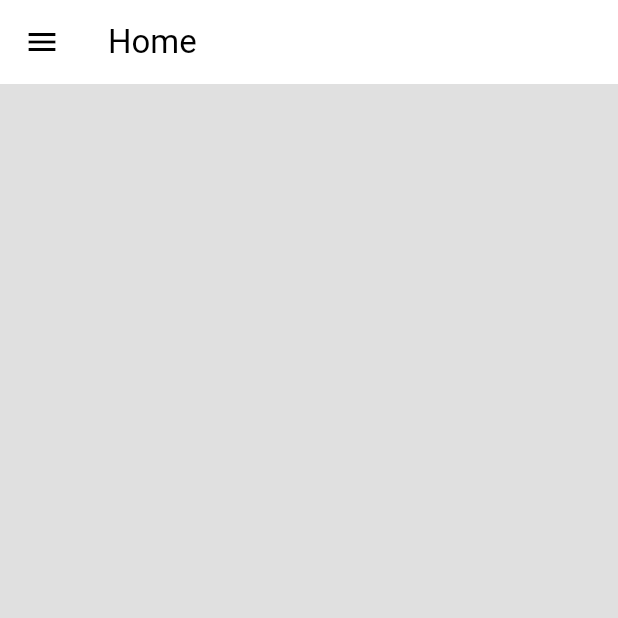
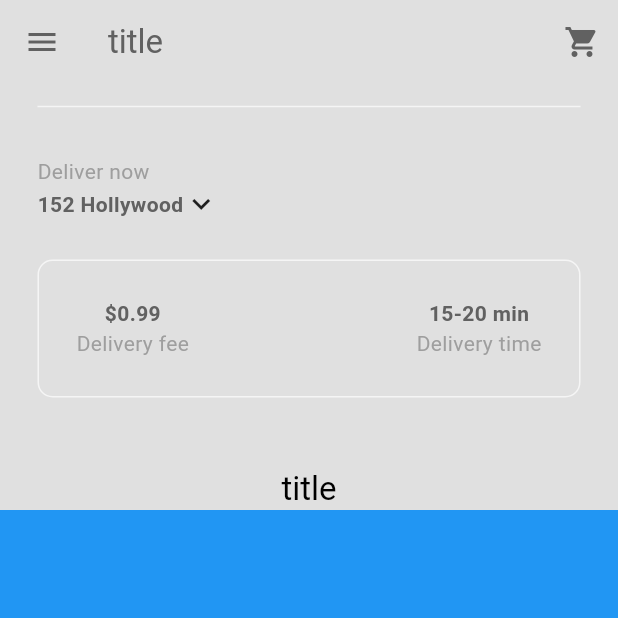
Before and after one commit to MihaelGolob/flutter-food-delivery, a Flutter app: the screen it shows after launch, after a tap on "Sign In", on a phone screen of 412 x 824 dp, the top half of it. Run offline on Flutter 3.47's test engine with Material 3 defaults, Android fonts, the phone set to English and light mode, and no system bars.

Commit message:
create sliver app bar

```diff
--- /dev/null
+++ b/lib/components/dove_current_location.dart
@@ -0,0 +1,48 @@
+import 'package:flutter/material.dart';
+
+class DoveCurrentLocation extends StatelessWidget {
+  const DoveCurrentLocation({super.key});
+
+  void openLocationSearchBox(BuildContext context) {
+    showDialog(
+      context: context,
+      builder: (context) => AlertDialog(
+          title: const Text('Your location'),
+          content: const TextField(
+            decoration: InputDecoration(hintText: 'Search address..'),
+          ),
+          actions: [
+            MaterialButton(
+              onPressed: () => Navigator.pop(context),
+              child: const Text('Cancel'),
+            ),
+            MaterialButton(
+              onPressed: () => Navigator.pop(context),
+              child: const Text('Save'),
+            ),
+          ]),
+    );
+  }
+
+  @override
+  Widget build(BuildContext context) {
+    final theme = Theme.of(context).colorScheme;
+
+    return Padding(
+      padding: const EdgeInsets.all(25.0),
+      child: Column(
+        crossAxisAlignment: CrossAxisAlignment.start,
+        children: [
+          Text('Deliver now', style: TextStyle(color: theme.primary)),
+          GestureDetector(
+            onTap: () => openLocationSearchBox(context),
+            child: Row(children: [
+              Text("152 Hollywood", style: TextStyle(color: theme.inversePrimary, fontWeight: FontWeight.bold)),
+              Icon(Icons.keyboard_arrow_down),
+            ]),
+          ),
+        ],
+      ),
+    );
+  }
+}
--- /dev/null
+++ b/lib/components/dove_description_box.dart
@@ -0,0 +1,40 @@
+import 'package:flutter/material.dart';
+
+class DoveDescriptionBox extends StatelessWidget {
+  const DoveDescriptionBox({super.key});
+
+  @override
+  Widget build(BuildContext context) {
+    final theme = Theme.of(context).colorScheme;
+
+    var primaryTextStyle = TextStyle(
+      color: theme.inversePrimary,
+      fontWeight: FontWeight.bold,
+    );
+    var secondaryTextStyle = TextStyle(
+      color: theme.primary,
+    );
+
+    return Container(
+        decoration: BoxDecoration(border: Border.all(color: theme.secondary), borderRadius: BorderRadius.circular(10)),
+        padding: const EdgeInsets.all(25),
+        margin: const EdgeInsets.only(left: 25, right: 25, bottom: 25),
+        child: Row(
+          mainAxisAlignment: MainAxisAlignment.spaceBetween,
+          children: [
+            Column(
+              children: [
+                Text('\$0.99', style: primaryTextStyle),
+                Text('Delivery fee', style: secondaryTextStyle),
+              ],
+            ),
+            Column(
+              children: [
+                Text('15-20 min', style: primaryTextStyle),
+                Text('Delivery time', style: secondaryTextStyle),
+              ],
+            )
+          ],
+        ));
+  }
+}
--- /dev/null
+++ b/lib/components/dove_sliver_app_bar.dart
@@ -0,0 +1,39 @@
+import 'package:flutter/material.dart';
+
+class DoveSliverAppBar extends StatelessWidget {
+  final Widget child;
+  final Widget title;
+
+  const DoveSliverAppBar({super.key, required this.child, required this.title});
+
+  @override
+  Widget build(BuildContext context) {
+    final theme = Theme.of(context).colorScheme;
+
+    return SliverAppBar(
+      title: title,
+      backgroundColor: theme.surface,
+      foregroundColor: theme.inversePrimary,
+      expandedHeight: 340,
+      collapsedHeight: 120,
+      floating: false,
+      pinned: true,
+      actions: [
+        IconButton(
+          icon: const Icon(Icons.shopping_cart),
+          onPressed: () {},
+        ),
+      ],
+      flexibleSpace: FlexibleSpaceBar(
+        background: Padding(
+          padding: const EdgeInsets.only(bottom: 50.0),
+          child: child,
+        ),
+        title: title,
+        centerTitle: true,
+        titlePadding: const EdgeInsets.only(left: 0, right: 0, top: 0),
+        expandedTitleScale: 1.0,
+      ),
+    );
+  }
+}
--- a/lib/pages/home_page.dart
+++ b/lib/pages/home_page.dart
@@ -1,4 +1,7 @@
 import 'package:flutter/material.dart';
+import 'package:food_delivery/components/dove_current_location.dart';
+import 'package:food_delivery/components/dove_description_box.dart';
+import 'package:food_delivery/components/dove_sliver_app_bar.dart';
 import 'package:food_delivery/components/drawer/dove_drawer.dart';
 
 class HomePage extends StatelessWidget {
@@ -9,12 +12,22 @@ class HomePage extends StatelessWidget {
     final theme = Theme.of(context).colorScheme;
 
     return Scaffold(
-      appBar: AppBar(
-        title: Text('Home'),
-        backgroundColor: theme.tertiary,
-      ),
-      backgroundColor: theme.surface,
-      drawer: DoveDrawer(),
-    );
+        drawer: const DoveDrawer(),
+        body: NestedScrollView(
+          headerSliverBuilder: (context, innerBoxIsScroller) => [
+            DoveSliverAppBar(
+              title: const Text('title'),
+              child: Column(
+                mainAxisAlignment: MainAxisAlignment.end,
+                children: [
+                  Divider(indent: 25, endIndent: 25, color: theme.secondary),
+                  DoveCurrentLocation(),
+                  DoveDescriptionBox(),
+                ],
+              ),
+            ),
+          ],
+          body: Container(color: Colors.blue),
+        ));
   }
 }
--- a/lib/pages/settings_page.dart
+++ b/lib/pages/settings_page.dart
@@ -12,7 +12,7 @@ class SettingsPage extends StatelessWidget {
 
     return Scaffold(
       appBar: AppBar(
-        title: Text(
+        title: const Text(
           'Settings',
         ),
       ),
--- a/lib/themes/dark_mode.dart
+++ b/lib/themes/dark_mode.dart
@@ -4,7 +4,7 @@ ThemeData darkMode = ThemeData(
   colorScheme: ColorScheme.dark(
     surface: const Color.fromARGB(255, 20, 20, 20),
     primary: const Color.fromARGB(255, 122, 122, 122),
-    secondary: const Color.fromARGB(255, 30, 30, 30),
+    secondary: const Color.fromARGB(255, 50, 50, 50),
     tertiary: const Color.fromARGB(255, 47, 47, 47),
     inversePrimary: Colors.grey.shade300,
   ),
```
